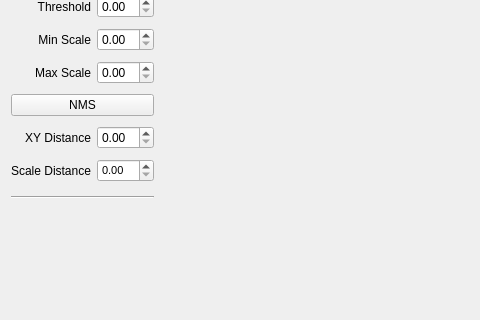
This is hw4/src/mainwindow.ui in eschwabe/computer-vision as Qt 5 draws it before an edit; both pictures show x 0 to 480 and y 248 to 568 of the 853 by 568 pixel window. The edited form follows.
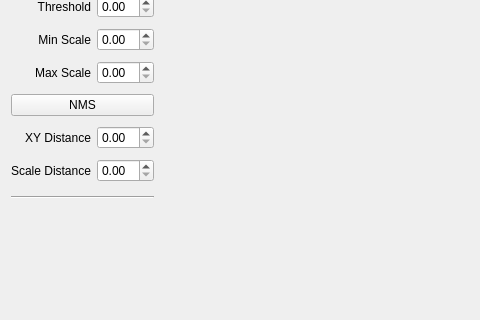
This is the edited form.

Commit message: Implemented DisplayAverageFace() and IntegralImage()

What changed in the file:
```diff
--- a/hw4/src/mainwindow.ui
+++ b/hw4/src/mainwindow.ui
@@ -131,13 +131,7 @@
        <widget class="QDoubleSpinBox" name="xyNMSSpinBox"/>
       </item>
       <item row="13" column="1">
-       <widget class="QDoubleSpinBox" name="scaleNMSSpinBox">
-        <property name="font">
-         <font>
-          <pointsize>8</pointsize>
-         </font>
-        </property>
-       </widget>
+       <widget class="QDoubleSpinBox" name="scaleNMSSpinBox"/>
       </item>
       <item row="13" column="0">
        <widget class="QLabel" name="label_5">
```
The commit also changes 2 other files.
